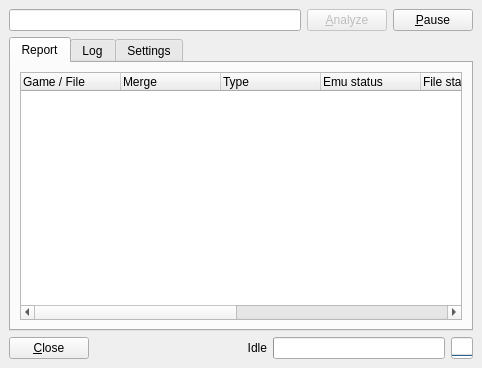
Qt form romalyzer.ui (qmc2/qmc2-mame-fe) before a commit.
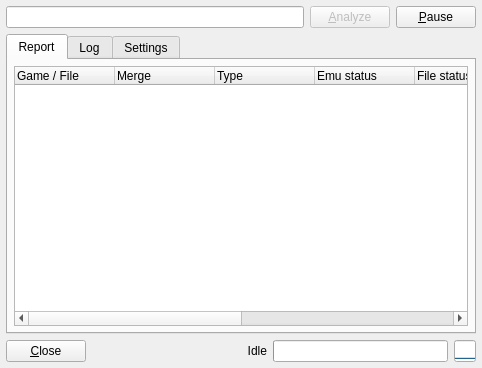
The same form after that commit. The open tabs and pages were chosen to show the change. Icons and pictures are not drawn.

Commit message: imp: general layouting facelift (smaller layout content margins)

```diff
--- a/romalyzer.ui
+++ b/romalyzer.ui
@@ -19,6 +19,12 @@
     <layout class="QHBoxLayout">
      <item>
       <widget class="QLineEdit" name="lineEditGames">
+       <property name="sizePolicy">
+        <sizepolicy hsizetype="Expanding" vsizetype="Minimum">
+         <horstretch>0</horstretch>
+         <verstretch>0</verstretch>
+        </sizepolicy>
+       </property>
        <property name="toolTip">
         <string>Shortname of game to be analyzed - wildcards allowed, use space as delimiter for multiple games</string>
        </property>
@@ -676,7 +682,7 @@
    </item>
   </layout>
  </widget>
- <layoutdefault spacing="6" margin="9"/>
+ <layoutdefault spacing="6" margin="6"/>
  <tabstops>
   <tabstop>lineEditGames</tabstop>
   <tabstop>pushButtonAnalyze</tabstop>
```
Left out of the diff: 2 changed lines with no effect on the pictures. The commit also changes 27 other files.
